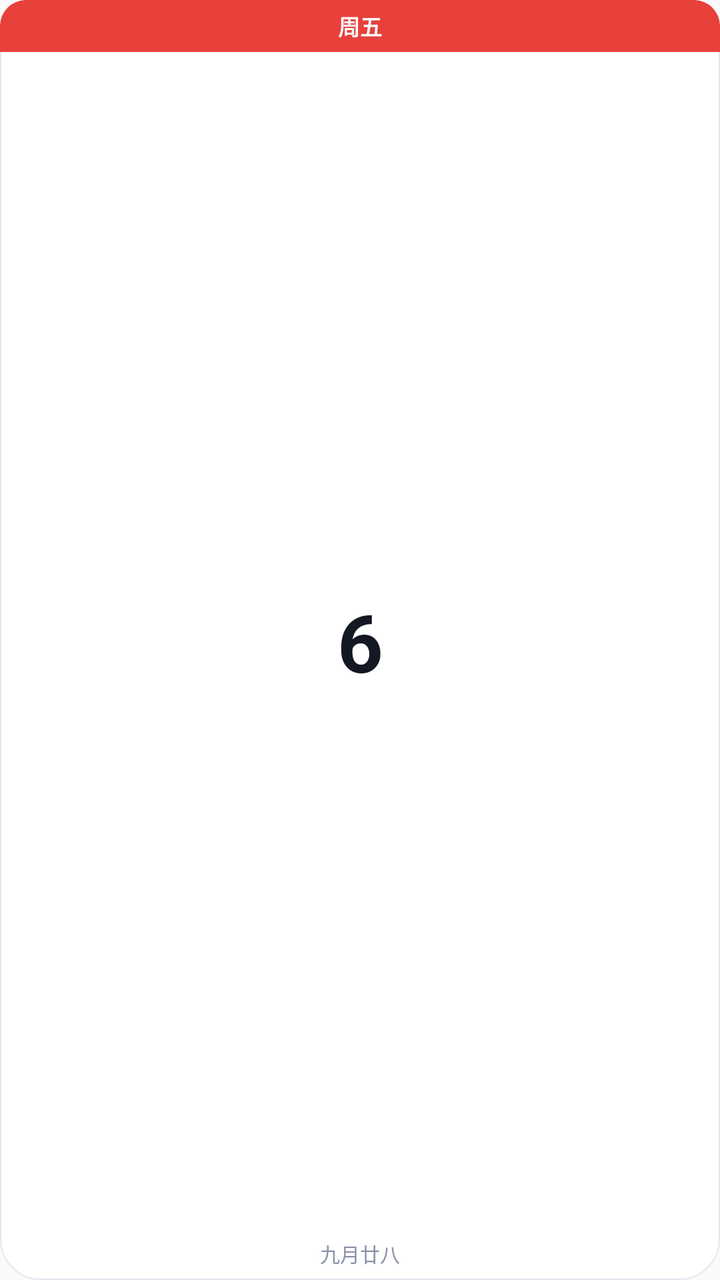
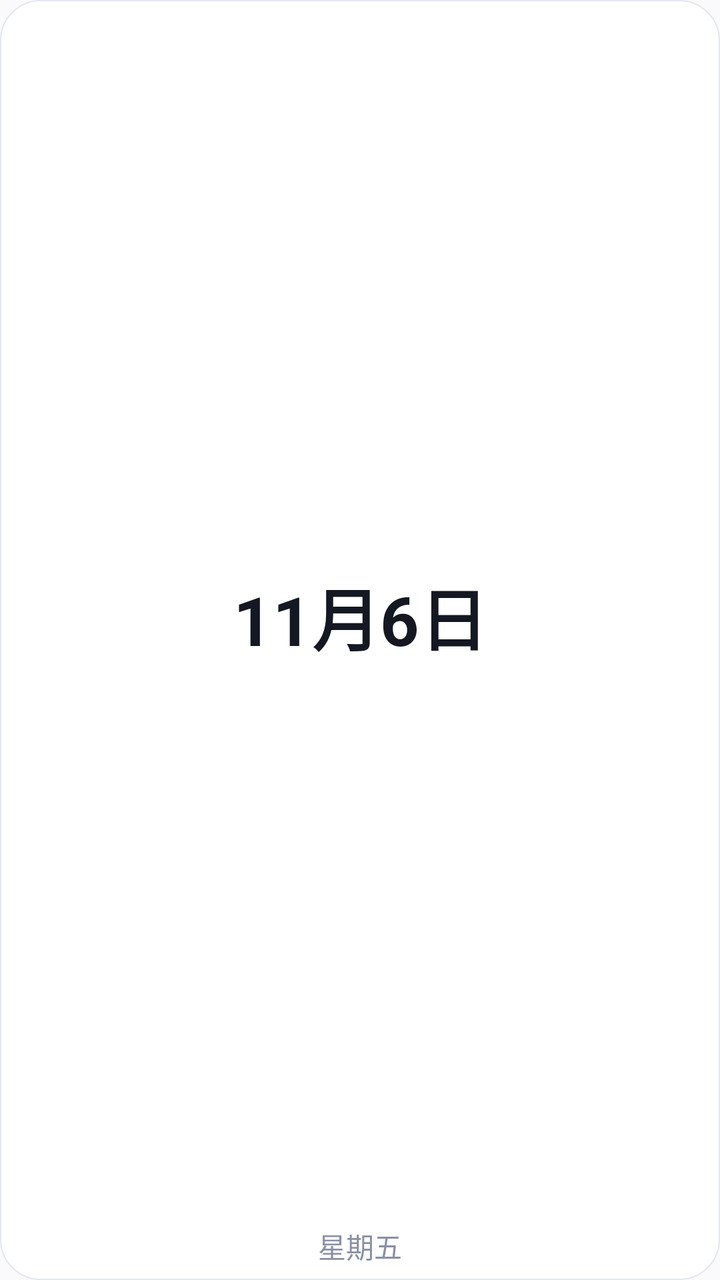

Compare the two renders of this Android layout. The source of the first and the diff that turns it into the second are given below.
<!-- AndroidManifest.xml: application theme AppTheme -->
<!-- res/layout/widget_calendar.xml -->
<?xml version="1.0" encoding="utf-8"?>
<LinearLayout xmlns:android="http://schemas.android.com/apk/res/android"
    android:id="@+id/widget_root"
    android:layout_width="match_parent"
    android:layout_height="match_parent"
    android:background="@drawable/widget_bg"
    android:orientation="vertical"
    android:gravity="center_horizontal">

    <TextView
        android:id="@+id/widget_week"
        android:layout_width="match_parent"
        android:layout_height="wrap_content"
        android:background="@drawable/widget_head"
        android:gravity="center"
        android:paddingTop="5dp"
        android:paddingBottom="5dp"
        android:includeFontPadding="false"
        android:textColor="#FFFFFF"
        android:textSize="11sp"
        android:textStyle="bold"
        android:maxLines="1"
        android:text="周五" />

    <TextView
        android:id="@+id/widget_day"
        android:layout_width="match_parent"
        android:layout_height="0dp"
        android:layout_weight="1"
        android:gravity="center"
        android:includeFontPadding="false"
        android:textColor="#141822"
        android:textSize="40sp"
        android:textStyle="bold"
        android:maxLines="1"
        android:text="6" />

    <TextView
        android:id="@+id/widget_lunar"
        android:layout_width="match_parent"
        android:layout_height="wrap_content"
        android:gravity="center"
        android:includeFontPadding="false"
        android:paddingBottom="6dp"
        android:textColor="#8A90A6"
        android:textSize="10sp"
        android:maxLines="1"
        android:text="九月廿八" />

</LinearLayout>
<!-- resources referenced by this layout -->
<resources>
  <!-- drawable widget_bg (drawable) -->
  <?xml version="1.0" encoding="utf-8"?>
  <shape xmlns:android="http://schemas.android.com/apk/res/android"
      android:shape="rectangle">
      <solid android:color="#FFFFFF" />
      <corners android:radius="20dp" />
      <stroke android:width="0.5dp" android:color="#E3E7F1" />
  </shape>
  <!-- drawable widget_head (drawable) -->
  <?xml version="1.0" encoding="utf-8"?>
  <layer-list xmlns:android="http://schemas.android.com/apk/res/android">
      <item>
          <shape android:shape="rectangle">
              <solid android:color="#E8413C" />
              <corners android:radius="20dp" />
          </shape>
      </item>
      <item android:top="12dp">
          <shape android:shape="rectangle">
              <solid android:color="#E8413C" />
          </shape>
      </item>
  </layer-list>
  <style name="AppTheme" parent="Theme.AppCompat.Light.DarkActionBar">
          
          <item name="colorPrimary">@color/colorPrimary</item>
          <item name="colorPrimaryDark">@color/colorPrimaryDark</item>
          <item name="colorAccent">@color/colorAccent</item>
      </style>
</resources>

<!-- the commit's change to res/layout/widget_calendar.xml (unified diff, before → after) -->
@@ -5,22 +5,8 @@
     android:layout_height="match_parent"
     android:background="@drawable/widget_bg"
     android:orientation="vertical"
-    android:gravity="center_horizontal">
-
-    <TextView
-        android:id="@+id/widget_week"
-        android:layout_width="match_parent"
-        android:layout_height="wrap_content"
-        android:background="@drawable/widget_head"
-        android:gravity="center"
-        android:paddingTop="5dp"
-        android:paddingBottom="5dp"
-        android:includeFontPadding="false"
-        android:textColor="#FFFFFF"
-        android:textSize="11sp"
-        android:textStyle="bold"
-        android:maxLines="1"
-        android:text="周五" />
+    android:gravity="center"
+    android:padding="4dp">
 
     <TextView
         android:id="@+id/widget_day"
@@ -30,21 +16,24 @@
         android:gravity="center"
         android:includeFontPadding="false"
         android:textColor="#141822"
-        android:textSize="40sp"
+        android:textSize="30sp"
         android:textStyle="bold"
         android:maxLines="1"
-        android:text="6" />
+        android:autoSizeTextType="uniform"
+        android:autoSizeMinTextSize="10sp"
+        android:autoSizeMaxTextSize="34sp"
+        android:text="11月6日" />
 
     <TextView
-        android:id="@+id/widget_lunar"
+        android:id="@+id/widget_week"
         android:layout_width="match_parent"
         android:layout_height="wrap_content"
         android:gravity="center"
         android:includeFontPadding="false"
-        android:paddingBottom="6dp"
+        android:paddingBottom="3dp"
         android:textColor="#8A90A6"
-        android:textSize="10sp"
+        android:textSize="14sp"
         android:maxLines="1"
-        android:text="九月廿八" />
+        android:text="星期五" />
 
 </LinearLayout>
<!-- resource entries referenced after the edit -->
@@ -8,21 +8,6 @@
       <corners android:radius="20dp" />
       <stroke android:width="0.5dp" android:color="#E3E7F1" />
   </shape>
-  <!-- drawable widget_head (drawable) -->
-  <?xml version="1.0" encoding="utf-8"?>
-  <layer-list xmlns:android="http://schemas.android.com/apk/res/android">
-      <item>
-          <shape android:shape="rectangle">
-              <solid android:color="#E8413C" />
-              <corners android:radius="20dp" />
-          </shape>
-      </item>
-      <item android:top="12dp">
-          <shape android:shape="rectangle">
-              <solid android:color="#E8413C" />
-          </shape>
-      </item>
-  </layer-list>
   <style name="AppTheme" parent="Theme.AppCompat.Light.DarkActionBar">
           
           <item name="colorPrimary">@color/colorPrimary</item>
